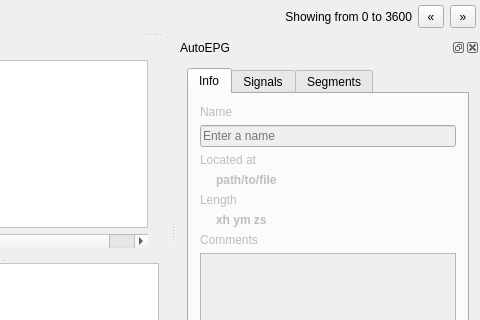
Above: mainwindow.ui from franciscoadasme/a2epg before the change; both pictures show x 176 to 656 and y 144 to 464 of the 656 by 590 pixel window. Below: the same form after it.
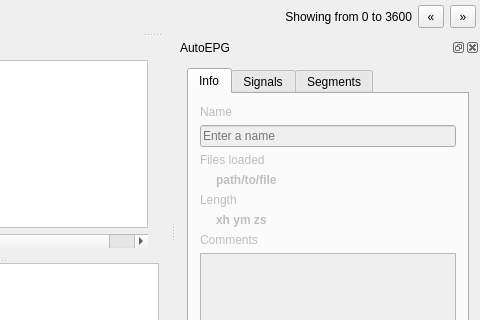
That is the form after the change. Icons and pictures are not drawn. Custom widgets are drawn as their Qt base class.

Commit message: Replaced path info with files loaded

Patch:
```diff
--- a/mainwindow.ui
+++ b/mainwindow.ui
@@ -338,7 +338,7 @@
          <item>
           <widget class="QLabel" name="label_2">
            <property name="text">
-            <string>Located at</string>
+            <string>Files loaded</string>
            </property>
           </widget>
          </item>
```
Left out of the diff: 2 changed lines with no effect on the pictures. The commit also changes 5 other files.
